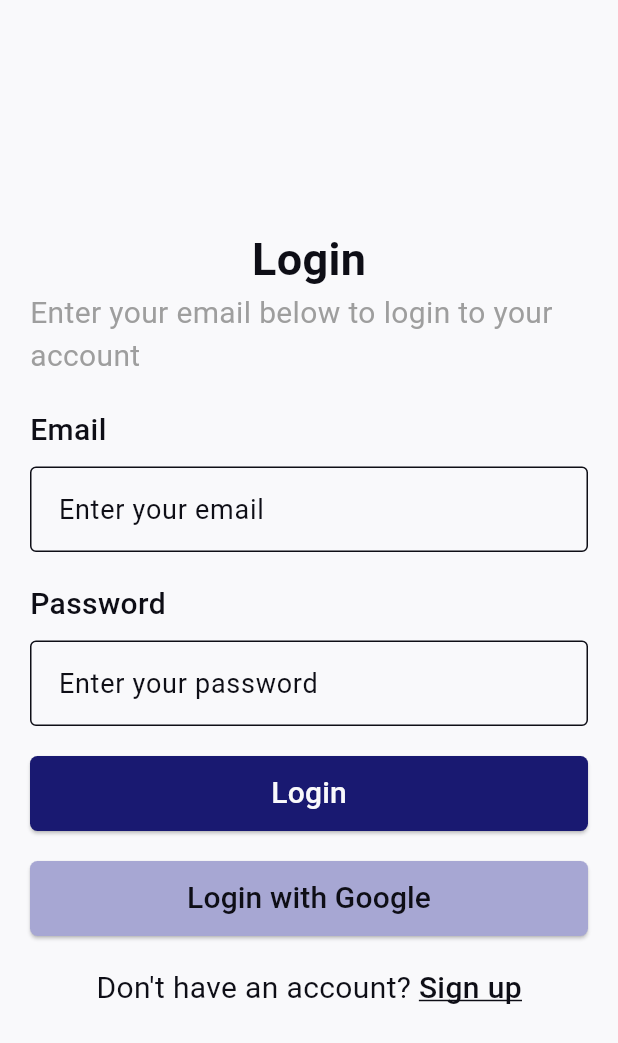
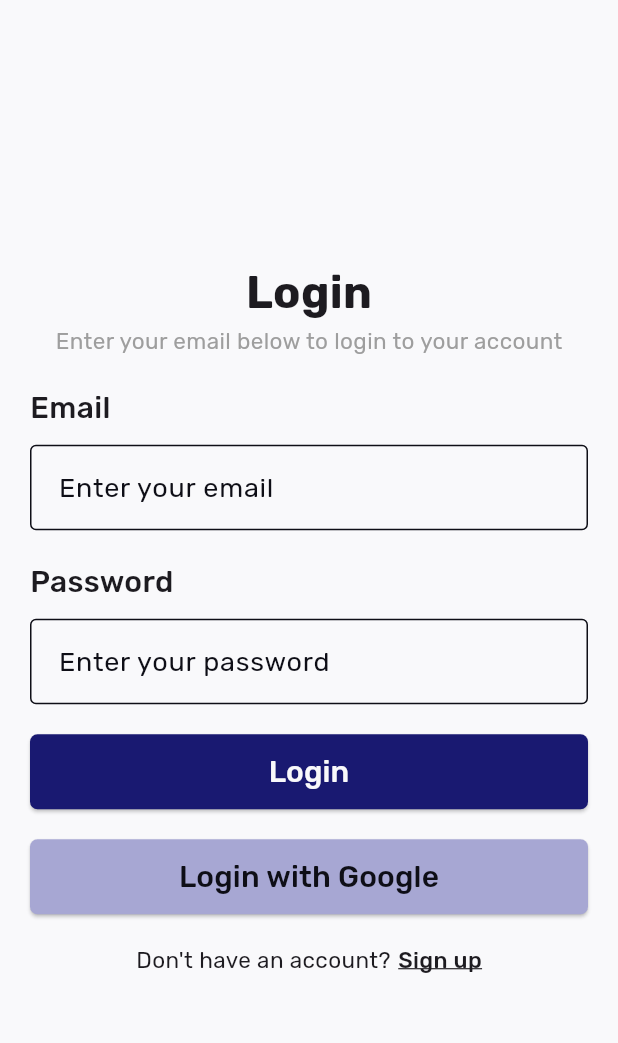
Before and after one commit to Al-aqua/ai-notes, a Flutter app: the screen it shows after launch, on a phone screen of 412 x 824 dp. Shown: the top 1043 px of the screen. Run offline on Flutter 3.47's test engine with Material 3 defaults, Android fonts, the phone set to English and light mode, and no system bars; our stand-ins replace google_fonts.

```diff
--- a/lib/app/login/input_field.dart
+++ /dev/null
@@ -1,43 +0,0 @@
-import 'package:flutter/material.dart';
-
-class InputField extends StatelessWidget {
-  const InputField(
-      {super.key,
-      required this.title,
-      required this.hintText,
-      this.obscureText = false});
-
-  final String title;
-  final String hintText;
-  final bool obscureText;
-
-  @override
-  Widget build(BuildContext context) {
-    return SizedBox(
-      width: 500,
-      child: Column(
-        crossAxisAlignment: CrossAxisAlignment.start,
-        children: [
-          Text(
-            title,
-            style: const TextStyle(
-              fontWeight: FontWeight.w500,
-              fontSize: 20,
-            ),
-          ),
-          const SizedBox(height: 10),
-          TextField(
-            keyboardType: TextInputType.emailAddress,
-            style: const TextStyle(fontSize: 18),
-            decoration: InputDecoration(
-              contentPadding: const EdgeInsets.all(15),
-              hintText: hintText,
-              border: const OutlineInputBorder(),
-            ),
-            obscureText: obscureText,
-          ),
-        ],
-      ),
-    );
-  }
-}
--- a/lib/app/login/presention.dart
+++ b/lib/app/login/presention.dart
@@ -1,4 +1,4 @@
-import 'package:ai_notes/app/login/input_field.dart';
+import 'package:ai_notes/core/components/input_field.dart';
 import 'package:flutter/material.dart';
 
 class Login extends StatelessWidget {
@@ -10,6 +10,8 @@ class Login extends StatelessWidget {
       body: Padding(
         padding: const EdgeInsets.all(20),
         child: Center(
+            child: SizedBox(
+          width: 500,
           child: Column(
             mainAxisAlignment: MainAxisAlignment.center,
             children: [
@@ -18,13 +20,12 @@ class Login extends StatelessWidget {
                 style: TextStyle(
                   fontSize: 30,
                   fontWeight: FontWeight.bold,
-                // TODO: Set the Font Family
                 ),
               ),
               const Text(
                 'Enter your email below to login to your account',
                 style: TextStyle(
-                fontSize: 20,
+                  fontSize: 15,
                   color: Colors.grey,
                 ),
               ),
@@ -39,6 +40,7 @@ class Login extends StatelessWidget {
               // Login Button
               const SizedBox(height: 20),
               ElevatedButton(
+                // TODO
                 onPressed: () {},
                 style: ElevatedButton.styleFrom(
                   backgroundColor: Theme.of(context).primaryColor,
@@ -60,6 +62,7 @@ class Login extends StatelessWidget {
               ),
               const SizedBox(height: 20),
               ElevatedButton(
+                // TODO
                 onPressed: () {},
                 style: ElevatedButton.styleFrom(
                   backgroundColor: Theme.of(context).colorScheme.secondary,
@@ -86,20 +89,20 @@ class Login extends StatelessWidget {
                   const Text(
                     'Don\'t have an account?',
                     style: TextStyle(
-                    fontSize: 20,
+                      fontSize: 15,
                     ),
                   ),
                   const SizedBox(width: 5),
                   GestureDetector(
                     onTap: () {
-                    debugPrint('Sign up');
+                      Navigator.pushReplacementNamed(context, '/signup');
                     },
                     child: const MouseRegion(
                       cursor: SystemMouseCursors.click,
                       child: Text(
                         'Sign up',
                         style: TextStyle(
-                        fontSize: 20,
+                          fontSize: 15,
                           decoration: TextDecoration.underline,
                           fontWeight: FontWeight.w500,
                         ),
@@ -109,6 +112,7 @@ class Login extends StatelessWidget {
                 ],
               ),
             ],
+          ),
         )),
       ),
     );
--- /dev/null
+++ b/lib/core/components/input_field.dart
@@ -0,0 +1,40 @@
+import 'package:flutter/material.dart';
+
+class InputField extends StatelessWidget {
+  const InputField(
+      {super.key,
+      required this.title,
+      required this.hintText,
+      this.obscureText = false});
+
+  final String title;
+  final String hintText;
+  final bool obscureText;
+
+  @override
+  Widget build(BuildContext context) {
+    return Column(
+      crossAxisAlignment: CrossAxisAlignment.start,
+      children: [
+        Text(
+          title,
+          style: const TextStyle(
+            fontWeight: FontWeight.w500,
+            fontSize: 20,
+          ),
+        ),
+        const SizedBox(height: 10),
+        TextField(
+          keyboardType: TextInputType.emailAddress,
+          style: const TextStyle(fontSize: 18),
+          decoration: InputDecoration(
+            contentPadding: const EdgeInsets.all(15),
+            hintText: hintText,
+            border: const OutlineInputBorder(),
+          ),
+          obscureText: obscureText,
+        ),
+      ],
+    );
+  }
+}
--- a/lib/main.dart
+++ b/lib/main.dart
@@ -1,7 +1,9 @@
 import 'package:ai_notes/app/login/presention.dart';
+import 'package:ai_notes/app/sign_up/presention.dart';
 import 'package:ai_notes/core/themes/dark_theme.dart';
 import 'package:ai_notes/core/themes/theme.dart';
 import 'package:flutter/material.dart';
+import 'package:google_fonts/google_fonts.dart';
 
 void main() {
   runApp(const MyApp());
@@ -18,13 +20,18 @@ class MyApp extends StatelessWidget {
       theme: ThemeData(
         colorScheme: lightColorScheme,
         useMaterial3: true,
+        textTheme: GoogleFonts.rubikTextTheme(),
       ),
       darkTheme: ThemeData(
         colorScheme: darkColorScheme,
         useMaterial3: true,
       ),
       themeMode: ThemeMode.system,
-      home: const Login(),
+      routes: {
+        '/': (context) => const Login(),
+        '/login': (context) => const Login(),
+        '/signup': (context) => const SignUp(),
+      },
     );
   }
 }
--- a/pubspec.yaml
+++ b/pubspec.yaml
@@ -36,6 +36,7 @@ dependencies:
   # Use with the CupertinoIcons class for iOS style icons.
   cupertino_icons: ^1.0.6
   lucide_icons: ^0.257.0
+  google_fonts: ^6.2.1
 
 dev_dependencies:
   flutter_test:
```
Also changed, not shown: lib/app/sign_up/presention.dart (added, +133 -0 lines), pubspec.lock, 1 other file. Lines whose indentation alone changed are shown as unchanged.
